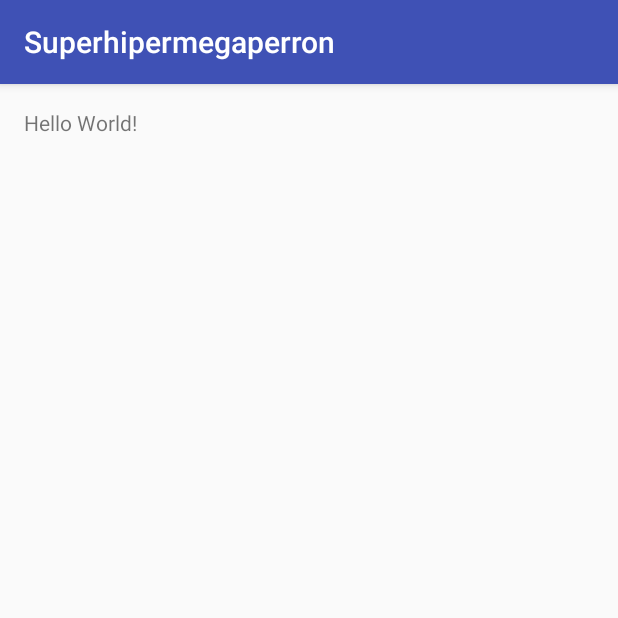
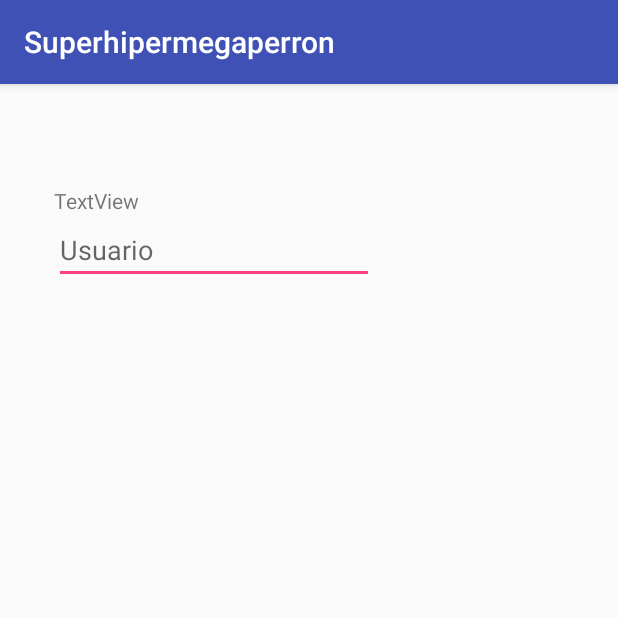
Before and after one commit to luisfernado28/Grupoperron, an Android app: the screen it shows after launch (MainActivity), on a phone screen of 412 x 824 dp, the top half of it. Run offline under Robolectric (Android 15) with nearby library versions, the phone set to English and light mode, and no system bars.

Commit message:
prueba 1

```diff
--- a/app/src/main/res/layout/activity_main.xml
+++ b/app/src/main/res/layout/activity_main.xml
@@ -10,8 +10,24 @@
     android:paddingTop="@dimen/activity_vertical_margin"
     tools:context="com.example.luisfernando.superhipermegaperron.MainActivity">
 
-    <TextView
+    <EditText
         android:layout_width="wrap_content"
         android:layout_height="wrap_content"
-        android:text="Hello World!" />
+        android:inputType="textPersonName"
+        android:ems="10"
+        android:layout_alignParentTop="true"
+        android:layout_alignParentStart="true"
+        android:layout_marginStart="20dp"
+        android:layout_marginTop="72dp"
+        android:id="@+id/txtUsuario"
+        android:hint="Usuario" />
+
+    <TextView
+        android:text="TextView"
+        android:layout_width="wrap_content"
+        android:layout_height="wrap_content"
+        android:layout_alignBottom="@+id/txtUsuario"
+        android:layout_alignStart="@+id/txtUsuario"
+        android:layout_marginBottom="46dp"
+        android:id="@+id/lblUsuario" />
 </RelativeLayout>
```
